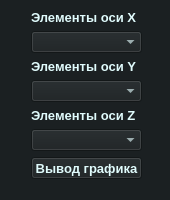
This is 3d.ui in L1ghtOfQuazar/VargraphiX as Qt 5 draws it before an edit. The edited form follows.
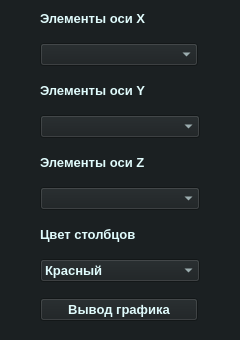
This is the edited form.

The edit to the form file:
```diff
--- a/3d.ui
+++ b/3d.ui
@@ -1,48 +1,29 @@
 <?xml version="1.0" encoding="UTF-8"?>
 <ui version="4.0">
- <class>MainWindow</class>
- <widget class="QMainWindow" name="MainWindow">
+ <class>Form3d</class>
+ <widget class="QWidget" name="Form3d">
   <property name="geometry">
    <rect>
     <x>0</x>
     <y>0</y>
-    <width>170</width>
-    <height>200</height>
+    <width>240</width>
+    <height>340</height>
    </rect>
   </property>
-  <property name="sizePolicy">
-   <sizepolicy hsizetype="Fixed" vsizetype="Fixed">
-    <horstretch>0</horstretch>
-    <verstretch>0</verstretch>
-   </sizepolicy>
-  </property>
   <property name="minimumSize">
    <size>
-    <width>170</width>
-    <height>200</height>
+    <width>240</width>
+    <height>340</height>
    </size>
   </property>
   <property name="maximumSize">
    <size>
-    <width>170</width>
-    <height>200</height>
+    <width>240</width>
+    <height>340</height>
    </size>
   </property>
   <property name="windowTitle">
-   <string>MainWindow</string>
-  </property>
-  <widget class="QWidget" name="centralwidget">
-   <property name="sizePolicy">
-    <sizepolicy hsizetype="Fixed" vsizetype="Fixed">
-     <horstretch>0</horstretch>
-     <verstretch>0</verstretch>
-    </sizepolicy>
-   </property>
-   <property name="maximumSize">
-    <size>
-     <width>664</width>
-     <height>600</height>
-    </size>
+   <string>Form</string>
    </property>
    <property name="styleSheet">
     <string notr="true">QWidget {
@@ -52,25 +33,27 @@
 	font-weight: 600;
 }</string>
    </property>
-   <widget class="QWidget" name="layoutWidget">
+  <widget class="QWidget" name="verticalLayoutWidget">
     <property name="geometry">
      <rect>
-      <x>30</x>
-      <y>10</y>
-      <width>114</width>
-      <height>170</height>
-     </rect>
-    </property>
-    <layout class="QGridLayout" name="gridLayout">
-     <property name="sizeConstraint">
-      <enum>QLayout::SetDefaultConstraint</enum>
-     </property>
-     <item row="0" column="0">
+     <x>40</x>
+     <y>0</y>
+     <width>160</width>
+     <height>339</height>
+    </rect>
+   </property>
+   <layout class="QVBoxLayout" name="verticalLayout">
+    <item>
       <widget class="QLabel" name="X">
+      <property name="maximumSize">
+       <size>
+        <width>16777215</width>
+        <height>17</height>
+       </size>
+      </property>
        <property name="font">
         <font>
          <pointsize>10</pointsize>
-         <weight>75</weight>
          <bold>true</bold>
         </font>
        </property>
@@ -79,47 +62,124 @@
        </property>
       </widget>
      </item>
-     <item row="1" column="0">
-      <widget class="QComboBox" name="asd1"/>
-     </item>
-     <item row="2" column="0">
+    <item>
+     <widget class="QComboBox" name="asd1">
+      <property name="sizePolicy">
+       <sizepolicy hsizetype="Maximum" vsizetype="Fixed">
+        <horstretch>0</horstretch>
+        <verstretch>0</verstretch>
+       </sizepolicy>
+      </property>
+      <property name="maximumSize">
+       <size>
+        <width>158</width>
+        <height>16777215</height>
+       </size>
+      </property>
+     </widget>
+    </item>
+    <item>
       <widget class="QLabel" name="Y">
+      <property name="maximumSize">
+       <size>
+        <width>16777215</width>
+        <height>17</height>
+       </size>
+      </property>
        <property name="text">
         <string>Элементы оси Y</string>
        </property>
       </widget>
      </item>
-     <item row="3" column="0">
+    <item>
       <widget class="QComboBox" name="asd2"/>
      </item>
-     <item row="4" column="0">
+    <item>
       <widget class="QLabel" name="Z">
+      <property name="maximumSize">
+       <size>
+        <width>16777215</width>
+        <height>17</height>
+       </size>
+      </property>
        <property name="text">
         <string>Элементы оси Z</string>
        </property>
       </widget>
      </item>
-     <item row="5" column="0">
+    <item>
       <widget class="QComboBox" name="asd3"/>
      </item>
-     <item row="6" column="0">
+    <item>
+     <widget class="QLabel" name="label">
+      <property name="maximumSize">
+       <size>
+        <width>16777215</width>
+        <height>17</height>
+       </size>
+      </property>
+      <property name="text">
+       <string>Цвет столбцов</string>
+      </property>
+     </widget>
+    </item>
+    <item>
+     <widget class="QComboBox" name="comboBoxc">
+      <item>
+       <property name="text">
+        <string>Красный</string>
+       </property>
+      </item>
+      <item>
+       <property name="text">
+        <string>Зелёный</string>
+       </property>
+      </item>
+      <item>
+       <property name="text">
+        <string>Синий</string>
+       </property>
+      </item>
+      <item>
+       <property name="text">
+        <string>Аквамариновый</string>
+       </property>
+      </item>
+      <item>
+       <property name="text">
+        <string>Розовый</string>
+       </property>
+      </item>
+      <item>
+       <property name="text">
+        <string>Жёлтый</string>
+       </property>
+      </item>
+     </widget>
+    </item>
+    <item>
       <widget class="QPushButton" name="conclusion">
        <property name="enabled">
         <bool>true</bool>
        </property>
        <property name="sizePolicy">
-        <sizepolicy hsizetype="Fixed" vsizetype="Fixed">
+       <sizepolicy hsizetype="Maximum" vsizetype="Maximum">
          <horstretch>0</horstretch>
          <verstretch>0</verstretch>
         </sizepolicy>
        </property>
+      <property name="maximumSize">
+       <size>
+        <width>158</width>
+        <height>16777215</height>
+       </size>
+      </property>
        <property name="text">
         <string>Вывод графика</string>
        </property>
       </widget>
      </item>
     </layout>
-   </widget>
   </widget>
  </widget>
  <resources/>
```
Lines whose indentation alone changed are shown as unchanged.
